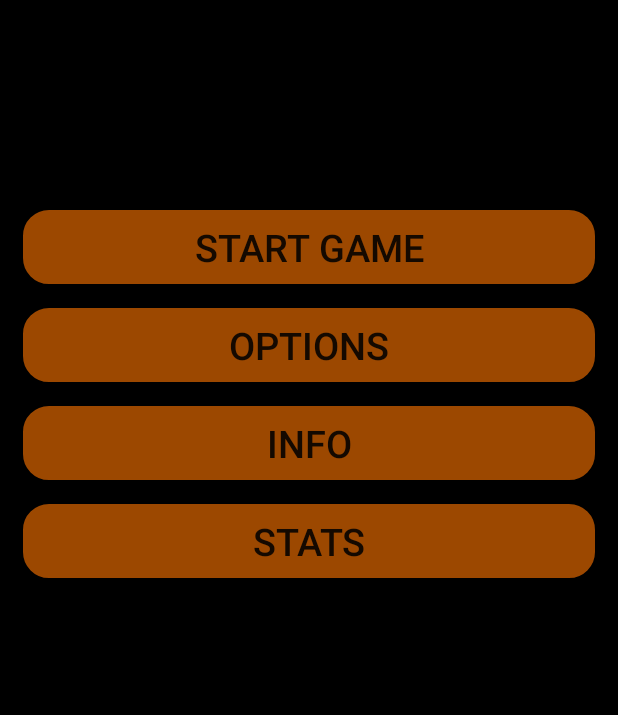
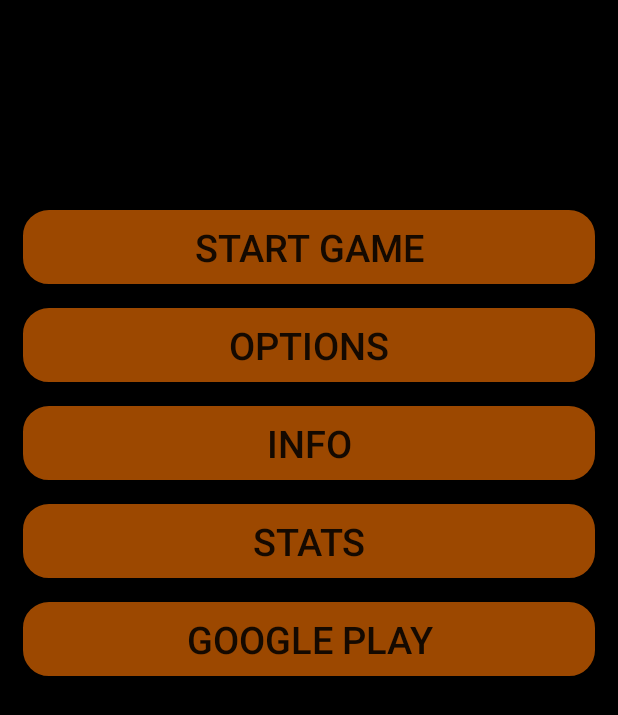
Before and after one commit to zenmasterjobo/CS370_Group_Project, an Android app: the layout fragment_main_menu.xml on its own in the app's theme, with its tools: preview values and no code run, on a phone screen of 412 x 824 dp. Shown: the top 715 px of the screen. Run offline under Robolectric (Android 15) with nearby library versions, the phone set to English and light mode, and no system bars.

Commit message:
Added google play  OH SHIT!!!!!! -lw

```diff
--- a/Peg_Master/app/build.gradle
+++ b/Peg_Master/app/build.gradle
@@ -29,4 +29,5 @@ dependencies {
     compile 'com.android.support:design:23.3.0'
     compile 'com.google.android.gms:play-services:8.4.0'
     compile 'com.google.android.gms:play-services-games:8.4.0'
+
 }
--- a/Peg_Master/app/src/main/res/layout/fragment_main_menu.xml
+++ b/Peg_Master/app/src/main/res/layout/fragment_main_menu.xml
@@ -77,7 +77,17 @@
         android:clickable="true"
         android:background="@drawable/buttonstyle"
         android:layout_marginTop="5dp"/>
-
+    <Button
+        android:layout_width="match_parent"
+        android:layout_height="wrap_content"
+        android:textSize="25dp"
+        android:layout_marginLeft="10dp"
+        android:layout_marginRight="10dp"
+        android:id="@+id/googlePlay"
+        android:text="Google Play"
+        android:clickable="true"
+        android:background="@drawable/buttonstyle"
+        android:layout_marginTop="5dp"/>
 
 </LinearLayout>
 </FrameLayout>
```
Also changed, not shown: Peg_Master/app/src/main/AndroidManifest.xml (+9 -1 lines), Peg_Master/app/src/main/java/edu/sonoma/group/peg_master/MainMenu.java (+63 -11 lines), Peg_Master/app/src/main/java/edu/sonoma/group/peg_master/MainMenuFragment.java (+16 -2 lines), Peg_Master/app/src/main/res/values/ids.xml (added, +15 -0 lines).
